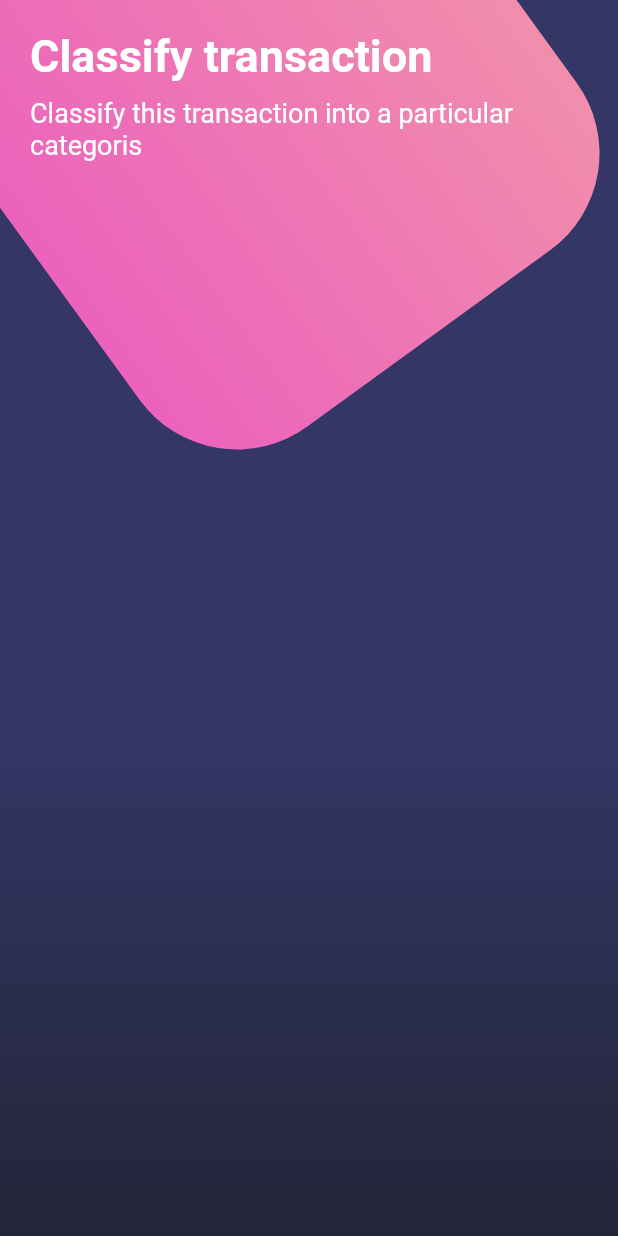
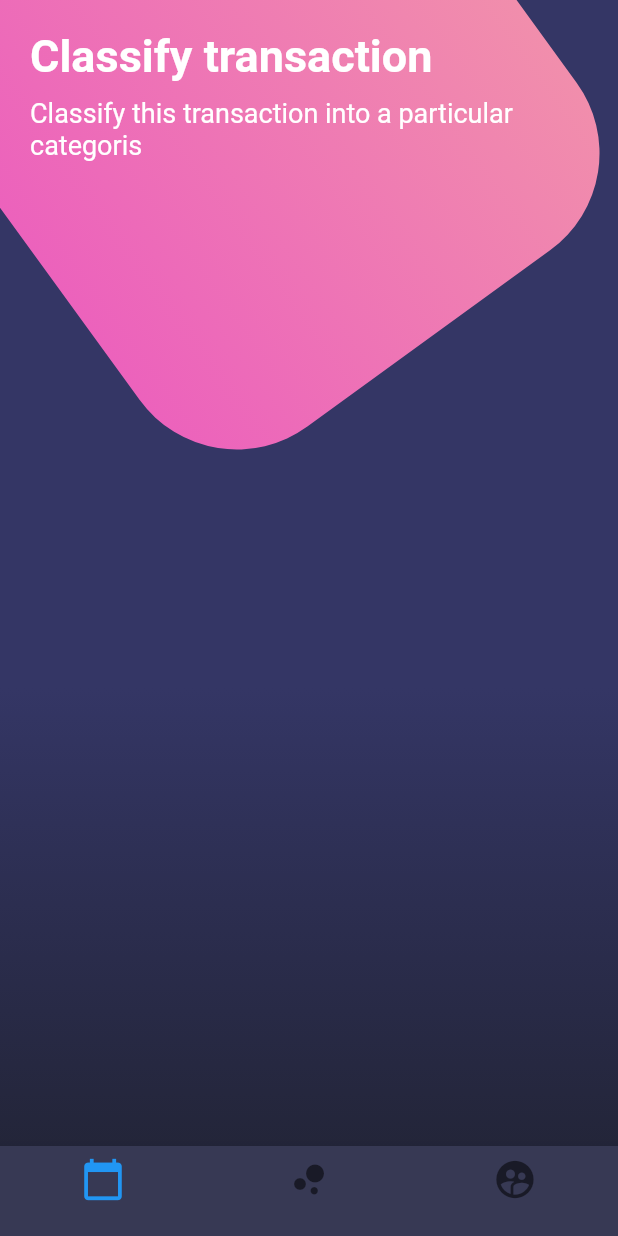
Before and after one commit to muckystack/flutter_disenos_FH, a Flutter app: the screen it shows after launch, on a phone screen of 412 x 824 dp. Run offline on Flutter 3.47's test engine with Material 2 defaults, Android fonts, the phone set to English and light mode, and no system bars.

```diff
--- a/lib/src/pages/botones_page.dart
+++ b/lib/src/pages/botones_page.dart
@@ -20,7 +20,8 @@ class BotonesPage extends StatelessWidget {
             ),
           )
         ],
-      )
+      ),
+      bottomNavigationBar: _bottonNavigatorBar(context)
     );
   }
 
@@ -87,4 +88,36 @@ class BotonesPage extends StatelessWidget {
     );
 
   }
+
+  Widget _bottonNavigatorBar(BuildContext context) {
+
+    return Theme(
+      data: Theme.of(context).copyWith(
+        canvasColor: Color.fromRGBO(55, 57, 84, 1.0),
+        primaryColor: Colors.pinkAccent,
+        textTheme: Theme.of(context).textTheme.copyWith(
+          caption: TextStyle(
+            color: Color.fromRGBO(116, 117, 152, 1.0)
+          )
+        )
+      ),
+      child: BottomNavigationBar(
+        items: [
+          BottomNavigationBarItem(
+            title: Container(),
+            icon: Icon(Icons.calendar_today, size: 30.0)
+          ),
+          BottomNavigationBarItem(
+            title: Container(),
+            icon: Icon(Icons.bubble_chart, size: 30.0)
+          ),
+          BottomNavigationBarItem(
+            title: Container(),
+            icon: Icon(Icons.supervised_user_circle, size: 30.0)
+          ),
+        ],
+      ),
+    );
+
+  }
 }
```
